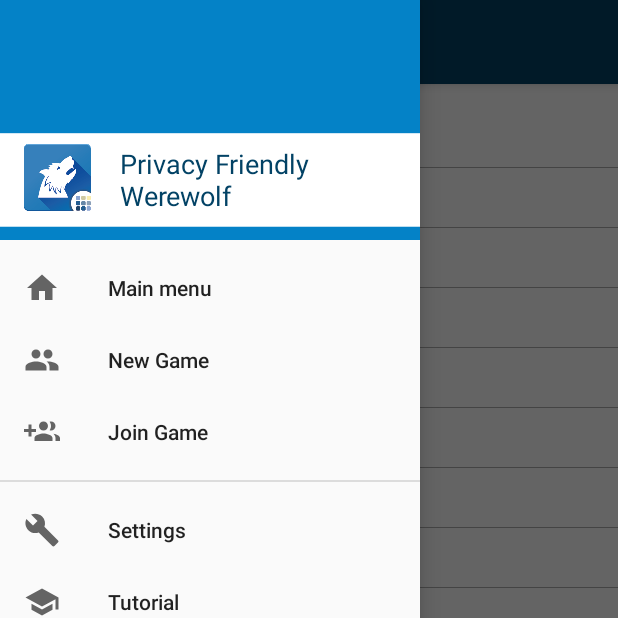
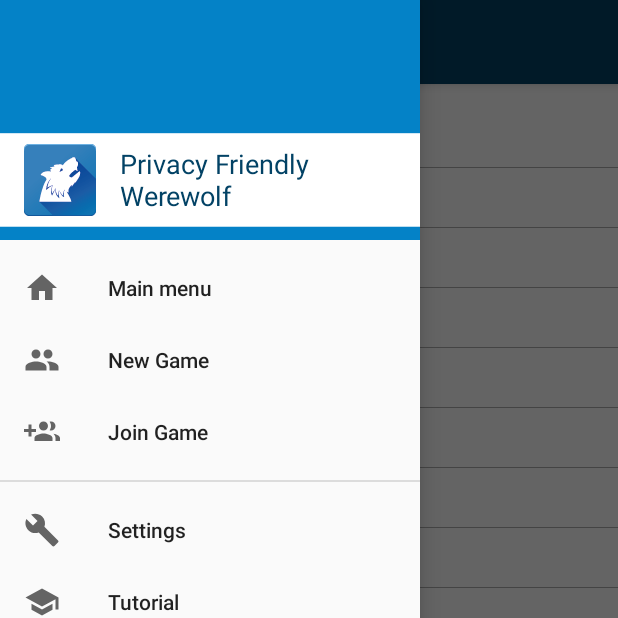
Before and after one commit to SecUSo/privacy-friendly-werewolf, an Android app: the HelpActivity screen opened directly, with no data from a screen before it, with the side drawer open, on a phone screen of 412 x 824 dp, the top half of it. Run offline under Robolectric (Android 15) with nearby library versions, the phone set to English and light mode, and no system bars.

Commit message:
need app icon without pfa logo for the navigation drawer

```diff
--- a/app/src/main/res/layout/nav_header_main.xml
+++ b/app/src/main/res/layout/nav_header_main.xml
@@ -21,7 +21,7 @@
             android:layout_width="wrap_content"
             android:layout_height="wrap_content"
 
-            android:src="@mipmap/icon"/>
+            android:src="@mipmap/icon_no_logo"/>
         <TextView
             android:layout_width="wrap_content"
             android:layout_height="wrap_content"
```
Also changed, not shown: app/src/main/res/mipmap-hdpi/icon_no_logo.png (added), app/src/main/res/mipmap-mdpi/icon_no_logo.png (added), app/src/main/res/mipmap-xhdpi/icon_no_logo.png (added), app/src/main/res/mipmap-xxhdpi/icon_no_logo.png (added), app/src/main/res/mipmap-xxxhdpi/icon_no_logo.png (added).
